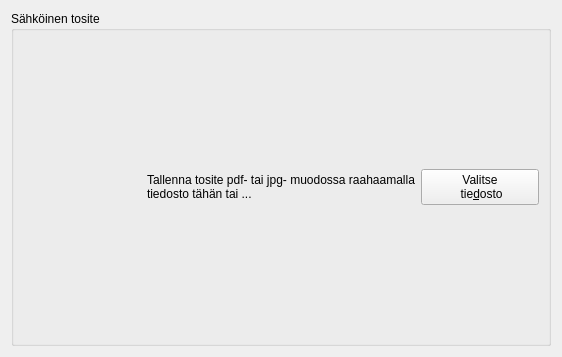
artoh/kitupiikki, file kitupiikki/kirjaus/tositewg.ui: the form before one commit.
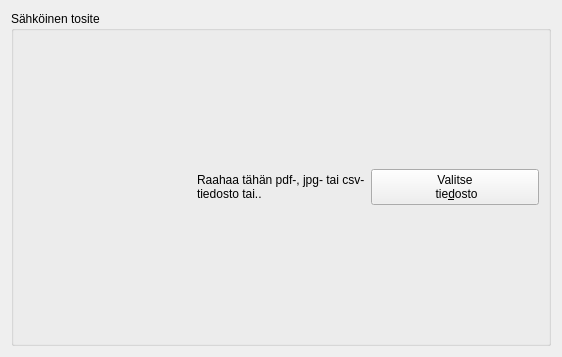
The form after the commit. Icons and pictures are not drawn.

```diff
--- a/kitupiikki/kirjaus/tositewg.ui
+++ b/kitupiikki/kirjaus/tositewg.ui
@@ -33,7 +33,7 @@
       <item>
        <widget class="QLabel" name="label_2">
         <property name="text">
-         <string>Tallenna tosite pdf- tai jpg- muodossa raahaamalla tiedosto tähän tai ...</string>
+         <string>Raahaa tähän pdf-, jpg- tai csv-tiedosto tai..</string>
         </property>
         <property name="wordWrap">
          <bool>true</bool>
```
